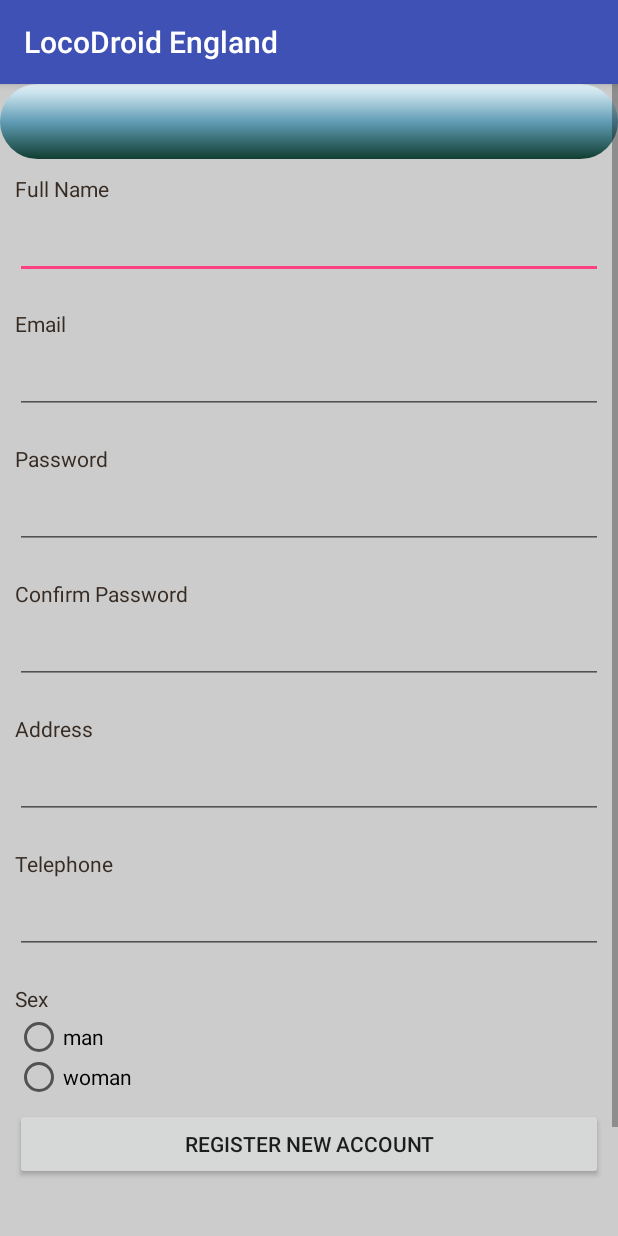
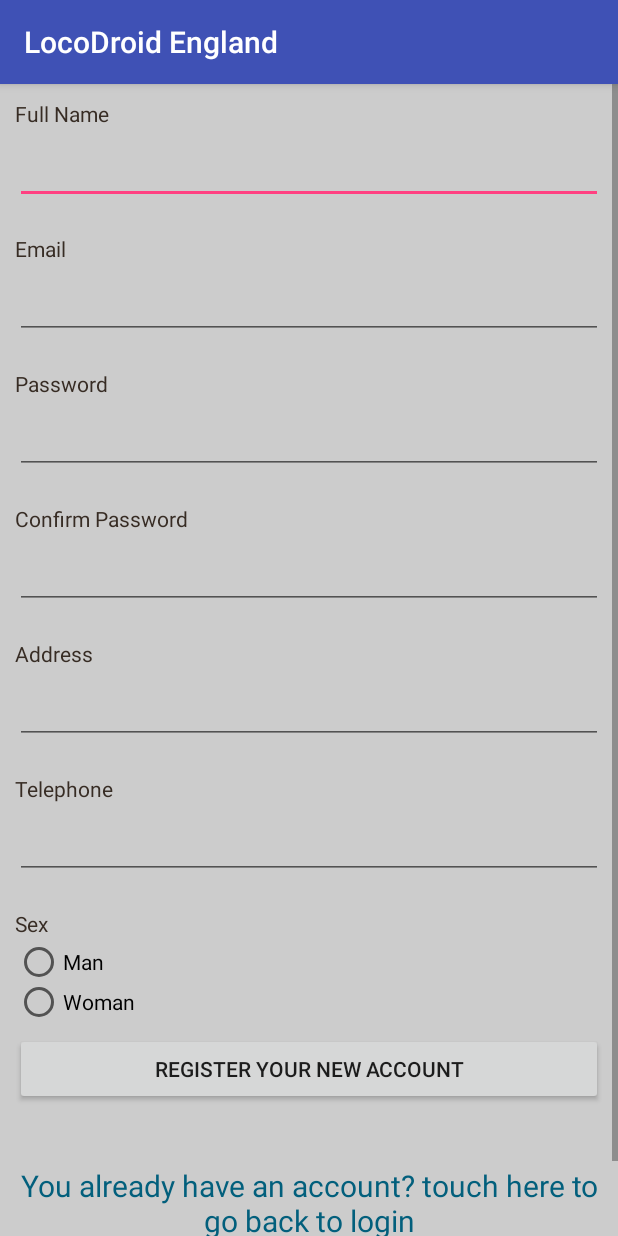
Before and after one commit to nmalesic/LocoDroid, an Android app: the RegisterActivity screen opened directly, with no data from a screen before it, on a phone screen of 412 x 824 dp. Run offline under Robolectric (Android 15) with nearby library versions, the phone set to English and light mode, and no system bars.

Commit message:
Internationalisation Register et fichiers de base

```diff
--- a/app/src/main/res/layout/activity_login.xml
+++ b/app/src/main/res/layout/activity_login.xml
@@ -73,7 +73,7 @@
                 android:textStyle="bold" />
 
             <Button
-                android:text="Retour"
+                android:text="@string/nav_back"
                 android:id="@+id/ButtonRetour"
                 android:layout_width="wrap_content"
                 android:textSize="18sp"
@@ -82,7 +82,7 @@
                 android:layout_gravity="center_horizontal" />
 
             <Button
-                android:text="Regis000000ter"
+                android:text="@string/action_register"
                 android:id="@+id/Button01"
                 android:layout_width="wrap_content"
                 android:textSize="18sp"
--- a/app/src/main/res/layout/activity_register.xml
+++ b/app/src/main/res/layout/activity_register.xml
@@ -8,7 +8,7 @@
         android:layout_width="fill_parent"
         android:layout_height="wrap_content" android:background="#ffcccccc">
 
-        <!--  Header  Starts-->
+        <!--  Header  Starts
         <LinearLayout android:id="@+id/header"
 
             android:layout_width="fill_parent"
@@ -16,13 +16,15 @@
         android:background="@layout/header_gradient"
           android:paddingTop="5dip"
           android:paddingBottom="5dip">
+          -->
           <!-- Logo Start
           <ImageView android:src="@drawable/logo"
               android:layout_width="wrap_content"
               android:layout_height="wrap_content"
               android:layout_marginLeft="10dip"/>
+               </LinearLayout>
           <Logo Ends -->
-        </LinearLayout>
+
         <!--  Header Ends -->
         <!-- Footer Start -->
         <LinearLayout android:id="@+id/footer"
@@ -40,13 +42,14 @@
             android:layout_width="match_parent"
             android:layout_height="wrap_content"
             android:padding="10dip"
-            android:layout_below="@id/header"
+
          android:background="#ffcccccc">
+            <!--  android:layout_below="@id/header"-->
          <!-- Full Name Label -->
             <TextView android:layout_width="fill_parent"
                 android:layout_height="wrap_content"
                 android:textColor="#372c24"
-                android:text="Full Name"/>
+                android:text="@string/regfield_FullName"/>
             <EditText android:id="@+id/reg_fullname"
                 android:layout_width="fill_parent"
                 android:layout_height="wrap_content"
@@ -57,7 +60,7 @@
             <TextView android:layout_width="fill_parent"
                 android:layout_height="wrap_content"
                 android:textColor="#372c24"
-                android:text="Email"/>
+                android:text="@string/regfield_Email"/>
             <EditText android:id="@+id/reg_email"
                 android:layout_width="fill_parent"
                 android:layout_height="wrap_content"
@@ -68,7 +71,7 @@
             <TextView android:layout_width="fill_parent"
                 android:layout_height="wrap_content"
                 android:textColor="#372c24"
-                android:text="Password"/>
+                android:text="@string/regfield_Password"/>
             <EditText android:id="@+id/reg_password"
                 android:layout_width="fill_parent"
                 android:layout_height="wrap_content"
@@ -81,7 +84,7 @@
                 android:layout_width="fill_parent"
                 android:layout_height="wrap_content"
                 android:textColor="#372c24"
-                android:text="Confirm Password"
+                android:text="@string/regfield_Confirm_Password"
                 android:id="@+id/textView" />
 
             <EditText
@@ -97,7 +100,7 @@
                 android:layout_width="fill_parent"
                 android:layout_height="wrap_content"
                 android:textColor="#372c24"
-                android:text="Address"
+                android:text="@string/regfield_Address"
                 android:id="@+id/adress" />
 
             <EditText
@@ -113,7 +116,7 @@
                 android:layout_width="fill_parent"
                 android:layout_height="wrap_content"
                 android:textColor="#372c24"
-                android:text="Telephone"
+                android:text="@string/regfield_Telephone"
                 android:id="@+id/textView3" />
 
             <EditText
@@ -139,13 +142,13 @@
                 <RadioButton
                     android:layout_width="wrap_content"
                     android:layout_height="wrap_content"
-                    android:text="man"
+                    android:text="@string/regfield_Radio_Man"
                     android:id="@+id/man" />
 
                 <RadioButton
                     android:layout_width="wrap_content"
                     android:layout_height="wrap_content"
-                    android:text="woman"
+                    android:text="@string/regfield_Radio_Woman"
                     android:id="@+id/woman" />
             </RadioGroup>
 
@@ -153,14 +156,14 @@
                 android:layout_width="fill_parent"
                 android:layout_height="wrap_content"
                 android:layout_marginTop="10dip"
-                android:text="Register New Account"/>
+                android:text="@string/reg_new_account"/>
             <!-- Link to Login Screen -->
             <TextView android:id="@+id/link_to_login"
                 android:layout_width="fill_parent"
                 android:layout_height="wrap_content"
                 android:layout_marginTop="40dip"
                 android:layout_marginBottom="40dip"
-                android:text="Already has account! Login here"
+                android:text="@string/existing_account"
                 android:gravity="center"
                 android:textSize="20dip"
                 android:textColor="#025f7c"/>
--- a/app/src/main/res/values/strings.xml
+++ b/app/src/main/res/values/strings.xml
@@ -5,15 +5,42 @@
 
     <string name="title_activity_login">Connexion</string>
 
+    <!-- Strings related to Navigation -->
+    <string name="nav_back">Back</string>
+    <string name="nav_next">Next</string>
+
+
     <!-- Strings related to login -->
     <string name="prompt_email">Email</string>
     <string name="prompt_password">Password (optional)</string>
-    <string name="action_sign_in">Sign in or register</string>
+
+    <string name="action_sign_in">Sign in</string>
     <string name="action_sign_in_short">Sign in</string>
+    <string name="action_register">Register</string>
+
+    <!-- Register form -->
+                <!--register fields -->
+            <string name="regfield_FullName">Full Name</string>
+            <string name="regfield_Email">Email</string>
+            <string name="regfield_Password">Password</string>
+            <string name="regfield_Confirm_Password">Confirm Password</string>
+            <string name="regfield_Address">Address</string>
+            <string name="regfield_Telephone">Telephone</string>
+            <string name="regfield_Radio_Man">Man</string>
+            <string name="regfield_Radio_Woman">Woman</string>
+
+
+               <!-- register fields end -->
+
+    <string name="reg_new_account"> Register your new account</string>
+    <string name="existing_account"> You already have an account? touch here to go back to login</string>
+
     <string name="error_invalid_email">This email address is invalid</string>
     <string name="error_invalid_password">This password is too short</string>
     <string name="error_incorrect_password">This password is incorrect</string>
     <string name="error_field_required">This field is required</string>
+
+
     <string name="permission_rationale">"Contacts permissions are needed for providing email
         completions."
     </string>
```
Also changed, not shown: 1 other file. Lines whose indentation alone changed are shown as unchanged.
